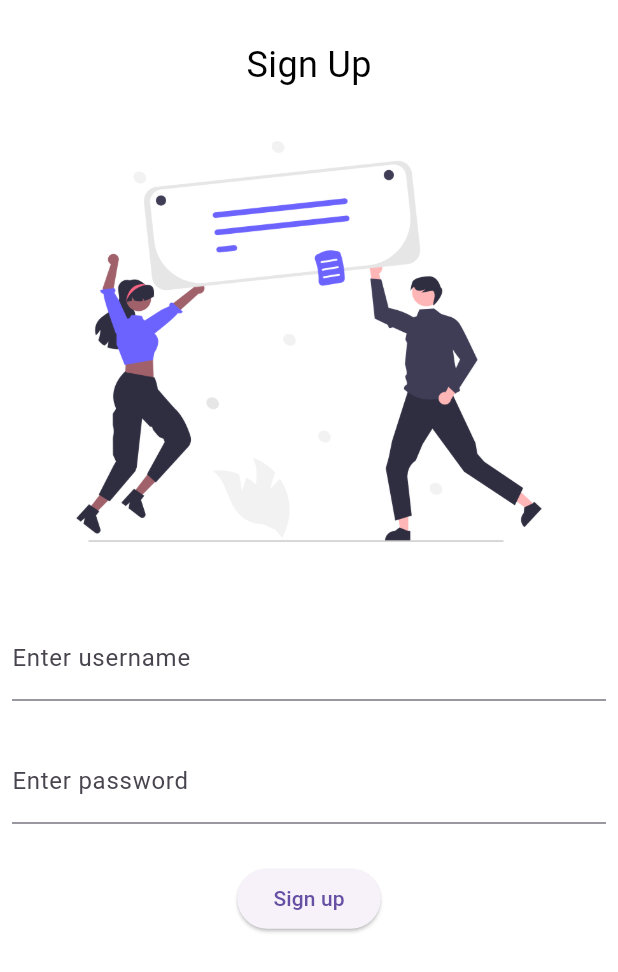
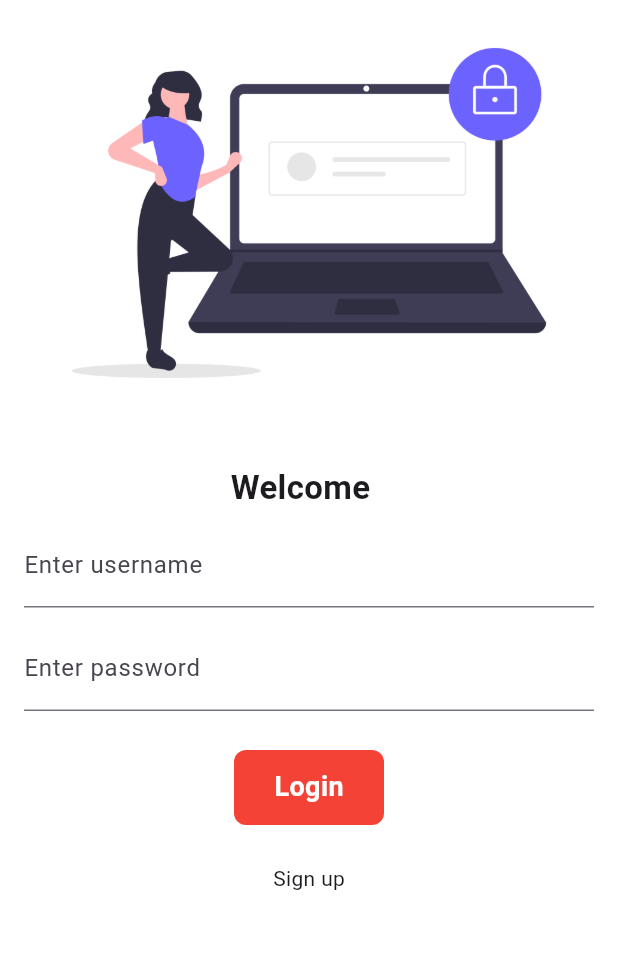
Before and after one commit to Ammar-Ali234/Start_of_my_flutter_journey, a Flutter app: the screen it shows after launch, on a phone screen of 412 x 824 dp. Shown: the top 972 px of the screen. Run offline on Flutter 3.47's test engine with Material 3 defaults, Android fonts, the phone set to English and light mode, and no system bars; our stand-ins replace google_fonts.

Commit message:
Day6 Completed

```diff
--- a/my_app/lib/main.dart
+++ b/my_app/lib/main.dart
@@ -23,7 +23,7 @@ class Myapp extends StatelessWidget {
               .red), //primaryswatch automatically her color se hisaab se text etc ko correct kr deta h
       routes: {
         "/": (context) =>
-            Signup(), //default me ye "/" leta hai agar ye de dia hai to uper home k widget ki zaroort nahi hai
+            Login_page(), //default me ye "/" leta hai agar ye de dia hai to uper home k widget ki zaroort nahi hai
         Mereroute.homeroute: (context) => const HomePage(),
         Mereroute.loginroute: (context) => Login_page()
       },
--- a/my_app/lib/pages/login_page.dart
+++ b/my_app/lib/pages/login_page.dart
@@ -1,11 +1,19 @@
 import 'package:flutter/material.dart';
 import 'package:my_app/utilities/routes.dart';
 
-class Login_page extends StatelessWidget {
+class Login_page extends StatefulWidget {
+  @override
+  State<Login_page> createState() => _Login_pageState();
+}
+
+class _Login_pageState extends State<Login_page> {
+  String name = "";
+  bool change = false;
   @override
   Widget build(BuildContext context) {
     return Material(
         color: Colors.white,
+        child: SingleChildScrollView(
           child: Column(
             children: [
               Image.asset(
@@ -15,9 +23,10 @@ class Login_page extends StatelessWidget {
               const SizedBox(
                 height: 26.0,
               ),
-            const Text(
-              "Welcome to the Login page",
-              style: TextStyle(fontWeight: FontWeight.bold, fontSize: 22),
+              Text(
+                "Welcome $name ",
+                style:
+                    const TextStyle(fontWeight: FontWeight.bold, fontSize: 22),
               ),
               Padding(
                 padding:
@@ -29,26 +38,63 @@ class Login_page extends StatelessWidget {
                         hintText: "Username",
                         labelText: "Enter username",
                       ),
+                      onChanged: (value) {
+                        name = value;
+                        setState(() {});
+                      },
+                    ),
+                    const SizedBox(
+                      height: 13.0,
                     ),
                     TextFormField(
-                    obscureText: true, //obscuretext text ko dikhney se rokey ga
+                      obscureText:
+                          true, //obscuretext text ko dikhney se rokey ga
                       decoration: const InputDecoration(
                           hintText: "Password", labelText: "Enter password"),
                     ),
                     const SizedBox(
                       height: 26.0,
                     ),
-                  ElevatedButton(
-                    child: Text("Log in"),
-                    style: TextButton.styleFrom(),
-                    onPressed: () {
+                    InkWell(
+                      child: AnimatedContainer(
+                        duration: const Duration(seconds: 1),
+                        child: change
+                            ? Icon(
+                                Icons.done,
+                                color: Colors.white,
+                              )
+                            : Text(
+                                "Login",
+                                style: TextStyle(
+                                    color: Colors.white,
+                                    fontSize: 18,
+                                    fontWeight: FontWeight.bold),
+                              ),
+                        decoration: BoxDecoration(
+                            color: Colors.red,
+                            borderRadius:
+                                BorderRadius.circular(change ? 50 : 8)),
+                        height: 50,
+                        width: change ? 50 : 100,
+                        alignment: Alignment.center,
+                      ),
+                      onTap: () async {
+                        setState(() {
+                          change = true;
+                        });
+                        await Future.delayed(Duration(seconds: 1));
                         Navigator.pushNamed(context, Mereroute.homeroute);
                       },
-                  )
+                    ),
+                    const SizedBox(
+                      height: 26.0,
+                    ),
+                    const Text("Sign up")
                   ],
                 ),
               )
             ],
+          ),
         ));
   }
 }
```
Lines whose indentation alone changed are shown as unchanged.
